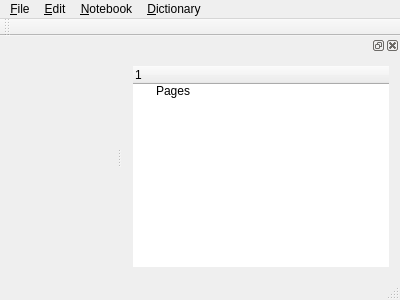
Above: Thorn/Thorn/mainwindow.ui from ianmartinez/thorn before the change. Below: the same form after it.
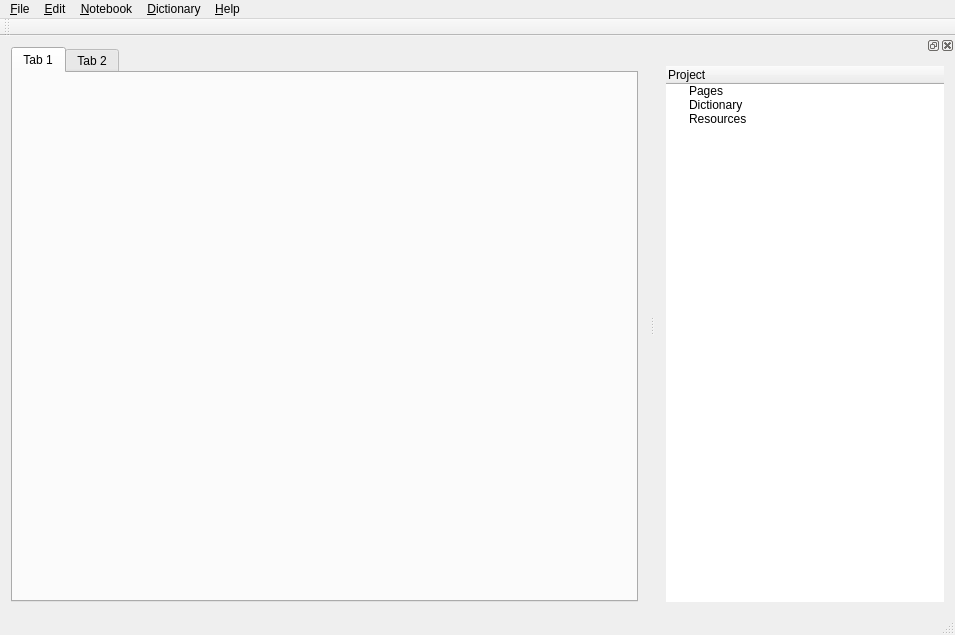
That is the form after the change. Icons and pictures are not drawn.

Commit message: Basic layout

Patch:
```diff
--- a/Thorn/Thorn/mainwindow.ui
+++ b/Thorn/Thorn/mainwindow.ui
@@ -6,20 +6,37 @@
    <rect>
     <x>0</x>
     <y>0</y>
-    <width>400</width>
-    <height>300</height>
+    <width>955</width>
+    <height>635</height>
    </rect>
   </property>
   <property name="windowTitle">
    <string>MainWindow</string>
   </property>
-  <widget class="QWidget" name="centralWidget"/>
+  <widget class="QWidget" name="centralWidget">
+   <layout class="QHBoxLayout" name="horizontalLayout">
+    <item>
+     <widget class="QTabWidget" name="tabWidget">
+      <widget class="QWidget" name="tab">
+       <attribute name="title">
+        <string>Tab 1</string>
+       </attribute>
+      </widget>
+      <widget class="QWidget" name="tab_2">
+       <attribute name="title">
+        <string>Tab 2</string>
+       </attribute>
+      </widget>
+     </widget>
+    </item>
+   </layout>
+  </widget>
   <widget class="QMenuBar" name="menuBar">
    <property name="geometry">
     <rect>
      <x>0</x>
      <y>0</y>
-     <width>400</width>
+     <width>955</width>
      <height>21</height>
     </rect>
    </property>
@@ -43,10 +60,16 @@
      <string>&amp;Dictionary</string>
     </property>
    </widget>
+   <widget class="QMenu" name="menu_Help">
+    <property name="title">
+     <string>&amp;Help</string>
+    </property>
+   </widget>
    <addaction name="menu_File"/>
    <addaction name="menu_Edit"/>
    <addaction name="menuNotebook"/>
    <addaction name="menuDictionary"/>
+   <addaction name="menu_Help"/>
   </widget>
   <widget class="QToolBar" name="mainToolBar">
    <attribute name="toolBarArea">
@@ -58,6 +81,12 @@
   </widget>
   <widget class="QStatusBar" name="statusBar"/>
   <widget class="QDockWidget" name="dockWidget">
+   <property name="minimumSize">
+    <size>
+     <width>300</width>
+     <height>105</height>
+    </size>
+   </property>
    <attribute name="dockWidgetArea">
     <number>2</number>
    </attribute>
@@ -79,7 +108,7 @@
        </property>
        <column>
         <property name="text">
-         <string>1</string>
+         <string>Project</string>
         </property>
        </column>
        <item>
@@ -88,7 +117,25 @@
         </property>
         <property name="icon">
          <iconset>
-          <normaloff>../../icons/breeze/Icons/application-msonenote.svg</normaloff>../../icons/breeze/Icons/application-msonenote.svg</iconset>
+          <normaloff>../../icons/breeze/Icons/edit-group.svg</normaloff>../../icons/breeze/Icons/edit-group.svg</iconset>
+        </property>
+       </item>
+       <item>
+        <property name="text">
+         <string>Dictionary</string>
+        </property>
+        <property name="icon">
+         <iconset>
+          <normaloff>../../icons/breeze/Icons/view-calendar-agenda.svg</normaloff>../../icons/breeze/Icons/view-calendar-agenda.svg</iconset>
+        </property>
+       </item>
+       <item>
+        <property name="text">
+         <string>Resources</string>
+        </property>
+        <property name="icon">
+         <iconset>
+          <normaloff>../../icons/breeze/Icons/folder.svg</normaloff>../../icons/breeze/Icons/folder.svg</iconset>
         </property>
        </item>
       </widget>
```
The commit also changes 4 other files.
